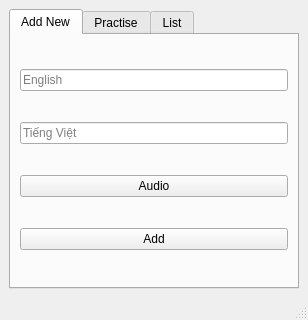
First picture: the form in ui/main.ui, repository khacdinhtkdh/EnglishDictionaryMemory, before the edit.
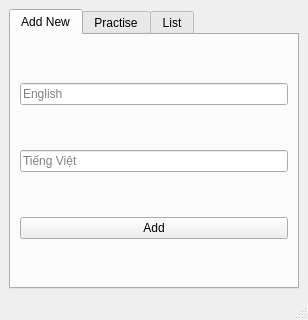
Second picture: the form after the edit.

Commit message: remove audio button

```diff
--- a/ui/main.ui
+++ b/ui/main.ui
@@ -48,13 +48,6 @@
           </property>
          </widget>
         </item>
-        <item>
-         <widget class="QPushButton" name="btn_audio">
-          <property name="text">
-           <string>Audio</string>
-          </property>
-         </widget>
-        </item>
         <item>
          <widget class="QPushButton" name="btn_add">
           <property name="text">
```
Left out of the diff: 2 changed lines with no effect on the pictures. The commit also changes 5 other files.
